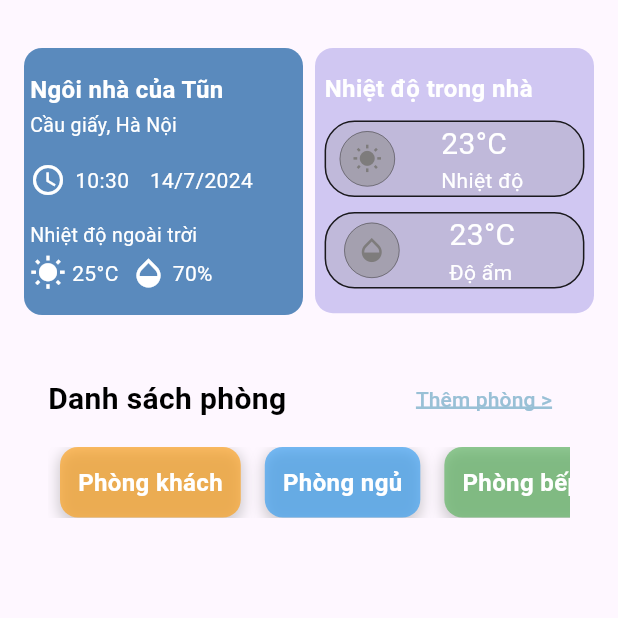
After one commit to Mr-QB/IoTChallend, a Flutter app: the HomePage screen opened directly, on a phone screen of 412 x 824 dp, the top half of it. The commit adds this screen. Run offline on Flutter 3.47's test engine with Material 3 defaults, Android fonts, the phone set to English and light mode, and no system bars.

Commit message:
update app  15/7

```diff
--- a/MobileApp/rcapp/analysis_options.yaml
+++ b/MobileApp/rcapp/analysis_options.yaml
@@ -7,7 +7,11 @@
 
 # The following line activates a set of recommended lints for Flutter apps,
 # packages, and plugins designed to encourage good coding practices.
-include: package:flutter_lints/flutter.yaml
+analyzer:
+  errors:
+    prefer_const_constructors: ignore
+inclu    prefer_const_literals_to_create_immutables: ignore
+de: package:flutter_lints/flutter.yaml
 
 linter:
   # The lint rules applied to this project can be customized in the
--- /dev/null
+++ b/MobileApp/rcapp/lib/pages/homePage.dart
@@ -0,0 +1,476 @@
+// ignore_for_file: prefer_const_constructors, prefer_const_literals_to_create_immutables
+
+import 'package:flutter/material.dart';
+import 'dart:async';
+import 'dart:core';
+
+class HomePage extends StatelessWidget {
+  @override
+  Widget build(BuildContext context) {
+    DateTime currentTime = DateTime.now();
+    return Scaffold(
+      // appBar: AppBar(
+      //   title: Text('Smart Home'),
+      //   backgroundColor: Colors.blue[900],
+      // ),
+      body: SafeArea(
+        child: SingleChildScrollView(
+          padding: EdgeInsets.all(16.0),
+          child: Column(
+            crossAxisAlignment: CrossAxisAlignment.start,
+            children: <Widget>[
+              SizedBox(height: 16.0),
+              Row(
+                crossAxisAlignment: CrossAxisAlignment.start,
+                children: <Widget>[
+                  // Phần 1 + 2
+                  Expanded(
+                    flex: 1, // Đặt flex của phần 1 là 1
+                    child: Container(
+                      padding: EdgeInsets.symmetric(vertical: 16.0),
+                      decoration: BoxDecoration(
+                        color: Color.fromARGB(224, 67, 123, 180),
+                        borderRadius: BorderRadius.circular(12.0),
+                      ),
+                      child: Column(
+                        crossAxisAlignment: CrossAxisAlignment.start,
+                        children: <Widget>[
+                          Padding(
+                            padding: EdgeInsets.symmetric(horizontal: 4.0),
+                            child: Text(
+                              'Ngôi nhà của Tũn',
+                              style: TextStyle(
+                                fontSize: 16.0,
+                                fontWeight: FontWeight.bold,
+                                color: Colors.white,
+                              ),
+                            ),
+                          ),
+                          SizedBox(height: 3.0),
+                          Padding(
+                            padding: EdgeInsets.symmetric(horizontal: 4.0),
+                            child: Text(
+                              'Cầu giấy, Hà Nội',
+                              style: TextStyle(
+                                fontSize: 13.0,
+                                color: Colors.white,
+                              ),
+                            ),
+                          ),
+                          SizedBox(height: 15.0),
+                          Padding(
+                            padding: EdgeInsets.symmetric(horizontal: 4.0),
+                            child: Row(
+                              children: <Widget>[
+                                Icon(Icons.access_time, color: Colors.white),
+                                SizedBox(width: 6.0),
+                                Text(
+                                  '${currentTime.hour}:${currentTime.minute}',
+                                  style: TextStyle(color: Colors.white),
+                                ), // Thời gian thực sự sẽ được cập nhật
+                                SizedBox(width: 10.0),
+                                Text(
+                                  ' ${currentTime.day}/${currentTime.month}/${currentTime.year}',
+                                  style: TextStyle(color: Colors.white),
+                                ),
+                              ],
+                            ),
+                          ),
+                          SizedBox(height: 15.0),
+                          Padding(
+                            padding: EdgeInsets.symmetric(horizontal: 4.0),
+                            child: Text(
+                              'Nhiệt độ ngoài trời',
+                              style: TextStyle(
+                                fontSize: 13.0,
+                                color: Colors.white,
+                              ),
+                            ),
+                          ),
+                          SizedBox(height: 4.0),
+                          Padding(
+                            padding: EdgeInsets.symmetric(horizontal: 4.0),
+                            child: Row(
+                              children: <Widget>[
+                                Icon(Icons.wb_sunny, color: Colors.white),
+                                SizedBox(width: 4.0),
+                                Text(
+                                  '25°C',
+                                  style: TextStyle(color: Colors.white),
+                                ), // Nhiệt độ thực sự sẽ được cập nhật
+                                SizedBox(width: 8.0),
+                                Icon(Icons.opacity, color: Colors.white),
+                                SizedBox(width: 4.0),
+                                Text(
+                                  '70%',
+                                  style: TextStyle(color: Colors.white),
+                                ), // Độ ẩm thực sự sẽ được cập nhật
+                              ],
+                            ),
+                          ),
+                        ],
+                      ),
+                    ),
+                  ),
+                  SizedBox(width: 8.0), // Khoảng cách giữa phần 1 và phần 2
+                  Expanded(
+                    flex: 1, // Đặt flex của phần 2 là 1
+                    child: Container(
+                      padding: EdgeInsets.all(6.4),
+                      decoration: BoxDecoration(
+                        color: Color.fromARGB(103, 141, 127, 224),
+                        borderRadius: BorderRadius.circular(12.0),
+                      ),
+                      child: Column(
+                        crossAxisAlignment: CrossAxisAlignment.start,
+                        children: <Widget>[
+                          SizedBox(height: 9.0),
+                          Text(
+                            'Nhiệt độ trong nhà',
+                            style: TextStyle(
+                              fontSize: 16.0,
+                              fontWeight: FontWeight.bold,
+                              color: Colors.white,
+                            ),
+                          ),
+                          SizedBox(height: 10.0),
+                          Container(
+                            padding: EdgeInsets.symmetric(
+                                vertical: 0.0, horizontal: 9.0),
+                            decoration: BoxDecoration(
+                              shape: BoxShape.rectangle,
+                              borderRadius: BorderRadius.circular(20.0),
+                              border: Border.all(
+                                color: Colors.black87,
+                                width: 1.0,
+                              ),
+                              color: Color.fromARGB(60, 141, 139, 139),
+                            ),
+                            child: Row(
+                              children: [
+                                Container(
+                                  padding: EdgeInsets.all(
+                                      8.0), // Để tạo khoảng cách từ biên của vòng tròn đến biên của Icon
+                                  decoration: BoxDecoration(
+                                      shape: BoxShape.circle,
+                                      border: Border.all(
+                                        color: const Color.fromARGB(113, 0, 0,
+                                            0), // Màu của đường viền vòng tròn
+                                        width:
+                                            0.5, // Độ dày của đường viền vòng tròn
+                                      ),
+                                      color:
+                                          Color.fromARGB(139, 141, 139, 139)),
+                                  child: Icon(
+                                    Icons.wb_sunny,
+                                    color: Color.fromARGB(255, 126, 124, 124),
+                                    size: 20.0,
+                                  ),
+                                ),
+                                Spacer(),
+                                Column(
+                                  crossAxisAlignment: CrossAxisAlignment.start,
+                                  children: [
+                                    Text(
+                                      '23°C',
+                                      style: TextStyle(
+                                          color: Colors.white, fontSize: 20),
+                                    ),
+                                    Text(
+                                      'Nhiệt độ',
+                                      style: TextStyle(
+                                        color: Colors.white,
+                                      ),
+                                    )
+                                  ],
+                                ),
+                                Spacer(),
+                                SizedBox(),
+                              ],
+                            ),
+                          ),
+                          SizedBox(height: 10.0),
+                          Container(
+                            padding: EdgeInsets.symmetric(
+                                vertical: 0.0, horizontal: 12.0),
+                            decoration: BoxDecoration(
+                                shape: BoxShape.rectangle,
+                                borderRadius: BorderRadius.circular(20.0),
+                                border: Border.all(
+                                  color: Colors.black87,
+                                  width: 1.0,
+                                ),
+                                color: Color.fromARGB(60, 141, 139, 139)),
+                            child: Row(
+                              // crossAxisAlignment: CrossAxisAlignment.start,
+                              children: [
+                                Container(
+                                  padding: EdgeInsets.all(
+                                      8.0), // Để tạo khoảng cách từ biên của vòng tròn đến biên của Icon
+                                  decoration: BoxDecoration(
+                                      shape: BoxShape.circle,
+                                      border: Border.all(
+                                        color: const Color.fromARGB(113, 0, 0,
+                                            0), // Màu của đường viền vòng tròn
+                                        width:
+                                            0.5, // Độ dày của đường viền vòng tròn
+                                      ),
+                                      color:
+                                          Color.fromARGB(139, 141, 139, 139)),
+                                  child: Icon(
+                                    Icons.opacity,
+                                    color: Color.fromARGB(255, 126, 124, 124),
+                                    size: 20.0,
+                                  ),
+                                ),
+
+                                Spacer(),
+                                Column(
+                                  crossAxisAlignment: CrossAxisAlignment.start,
+                                  children: [
+                                    Text(
+                                      '23°C',
+                                      style: TextStyle(
+                                          color: Colors.white, fontSize: 20),
+                                    ),
+                                    Text(
+                                      'Độ ẩm',
+                                      style: TextStyle(color: Colors.white),
+                                    ),
+                                  ],
+                                ),
+
+                                Spacer(),
+                                SizedBox(),
+                                // Text(
+                              ],
+                            ),
+                          ),
+                          SizedBox(height: 10.0),
+                        ],
+                      ),
+                    ),
+                  ),
+                ],
+              ),
+              SizedBox(height: 16.0),
+              // Phần 3: Danh sách các thiết bị có thể điều khiển
+              // Container(
+              //   padding: EdgeInsets.all(16.0),
+              //   decoration: BoxDecoration(
+              //     // color: Colors.grey[200],
+              //     borderRadius: BorderRadius.circular(12.0),
+              //   ),
+              //   child: Column(
+              //     crossAxisAlignment: CrossAxisAlignment.start,
+              //     children: <Widget>[
+              //       Row(
+              //         mainAxisAlignment: MainAxisAlignment.spaceBetween,
+              //         children: <Widget>[
+              //           Text(
+              //             'Các thiết bị ',
+              //             style: TextStyle(
+              //               fontSize: 20.0,
+              //               fontWeight: FontWeight.bold,
+              //               color: Colors.black,
+              //             ),
+              //           ),
+              //           TextButton(
+              //             onPressed: () {
+              //               Navigator.push(
+              //                 context,
+              //                 MaterialPageRoute(
+              //                   builder: (context) => DeviceListPage(),
+              //                 ),
+              //               );
+              //             },
+              //             child: Text(
+              //               'Thêm thiết bị',
+              //               style: TextStyle(color: Colors.black),
+              //             ),
+              //           ),
+              //         ],
+              //       ),
+              //       SizedBox(height: 8.0),
+              //       SingleChildScrollView(
+              //         scrollDirection: Axis.horizontal,
+              //         child: Row(
+              //           children: <Widget>[
+              //             DeviceControlIcon(
+              //                 icon: Icons.lightbulb_outline,
+              //                 color: Colors.yellow),
+              //             DeviceControlIcon(
+              //                 icon: Icons.lock, color: Colors.blue),
+              //             DeviceControlIcon(
+              //                 icon: Icons.thermostat, color: Colors.red),
+              //             DeviceControlIcon(
+              //                 icon: Icons.tv, color: Colors.green),
+              //             DeviceControlIcon(
+              //                 icon: Icons.speaker, color: Colors.orange),
+              //           ],
+              //         ),
+              //       ),
+              //     ],
+              //   ),
+              // ),
+              // SizedBox(height: 16.0),
+
+              // Phần 4: Danh sách các phòng trong ngôi nhà
+              Container(
+                padding: EdgeInsets.all(16.0),
+                decoration: BoxDecoration(
+                  // color: Colors.grey[200],
+                  borderRadius: BorderRadius.circular(12.0),
+                ),
+                child: Column(
+                  crossAxisAlignment: CrossAxisAlignment.start,
+                  children: <Widget>[
+                    Row(
+                      mainAxisAlignment: MainAxisAlignment.spaceBetween,
+                      children: <Widget>[
+                        Text(
+                          'Danh sách phòng',
+                          style: TextStyle(
+                            fontSize: 20.0,
+                            fontWeight: FontWeight.bold,
+                            color: Colors.black,
+                          ),
+                        ),
+                        TextButton(
+                          onPressed: () {
+                            Navigator.push(
+                              context,
+                              MaterialPageRoute(
+                                builder: (context) => RoomListPage(),
+                              ),
+                            );
+                          },
+                          child: Text(
+                            'Thêm phòng >',
+                            style: TextStyle(
+                              color: Color.fromARGB(255, 153, 192, 214),
+                              decoration: TextDecoration.underline,
+                              decorationColor:
+                                  Color.fromARGB(255, 153, 192, 214),
+                              decorationThickness: 2.5,
+                            ),
+                          ),
+                        ),
+                      ],
+                    ),
+                    SizedBox(height: 8.0),
+                    SingleChildScrollView(
+                      scrollDirection: Axis.horizontal,
+                      child: Row(
+                        children: <Widget>[
+                          RoomCard(name: 'Phòng khách', color: Colors.orange),
+                          RoomCard(name: 'Phòng ngủ', color: Colors.blue),
+                          RoomCard(name: 'Phòng bếp', color: Colors.green),
+                        ],
+                      ),
+                    ),
+                  ],
+                ),
+              ),
+            ],
+          ),
+        ),
+      ),
+    );
+  }
+}
+
+class DeviceControlIcon extends StatelessWidget {
+  final IconData icon;
+  final Color color;
+
+  const DeviceControlIcon({Key? key, required this.icon, required this.color})
+      : super(key: key);
+
+  @override
+  Widget build(BuildContext context) {
+    return Container(
+      margin: EdgeInsets.symmetric(horizontal: 8.0),
+      padding: EdgeInsets.all(12.0),
+      decoration: BoxDecoration(
+        color: Colors.white,
+        borderRadius: BorderRadius.circular(12.0),
+        boxShadow: [
+          BoxShadow(
+            color: Colors.grey.withOpacity(0.5),
+            spreadRadius: 1,
+            blurRadius: 7,
+            offset: Offset(0, 3),
+          ),
+        ],
+      ),
+      child: Icon(icon, size: 36.0, color: color),
+    );
+  }
+}
+
+class RoomCard extends StatelessWidget {
+  final String name;
+  final Color color;
+
+  const RoomCard({Key? key, required this.name, required this.color})
+      : super(key: key);
+
+  @override
+  Widget build(BuildContext context) {
+    return Container(
+      margin: EdgeInsets.symmetric(horizontal: 8.0),
+      padding: EdgeInsets.all(12.0),
+      decoration: BoxDecoration(
+        color: color.withOpacity(0.6),
+        borderRadius: BorderRadius.circular(12.0),
+        boxShadow: [
+          BoxShadow(
+            color: Colors.grey.withOpacity(0.5),
+            spreadRadius: 1,
+            blurRadius: 7,
+            offset: Offset(0, 3),
+          ),
+        ],
+      ),
+      child: Text(
+        name,
+        style: TextStyle(
+          fontSize: 16.0,
+          fontWeight: FontWeight.bold,
+          color: Colors.white,
+        ),
+      ),
+    );
+  }
+}
+
+class DeviceListPage extends StatelessWidget {
+  @override
+  Widget build(BuildContext context) {
+    return Scaffold(
+      appBar: AppBar(
+        title: Text('Danh sách thiết bị điều khiển'),
+        backgroundColor: Colors.blue[900],
+      ),
+      body: Center(
+        child: Text('Đây là trang danh sách thiết bị điều khiển.'),
+      ),
+    );
+  }
+}
+
+class RoomListPage extends StatelessWidget {
+  @override
+  Widget build(BuildContext context) {
+    return Scaffold(
+      appBar: AppBar(
+        title: Text('Danh sách các phòng trong ngôi nhà'),
+        backgroundColor: Colors.blue[900],
+      ),
+      body: Center(
+        child: Text('Đây là trang danh sách các phòng trong ngôi nhà.'),
+      ),
+    );
+  }
+}
--- a/MobileApp/rcapp/lib/pages/loginPage.dart
+++ b/MobileApp/rcapp/lib/pages/loginPage.dart
@@ -4,6 +4,7 @@ import 'singUpPage.dart';
 import 'package:rcapp/config.dart';
 import 'package:http/http.dart' as http;
 import 'dart:convert';
+import 'homePage.dart';
 
 final TextEditingController _username = TextEditingController();
 final TextEditingController _password = TextEditingController();
@@ -27,7 +28,10 @@ class LoginPage extends StatelessWidget {
     );
 
     if (response.statusCode == 200) {
-      // message = '';
+      Navigator.pushReplacement(
+        context,
+        MaterialPageRoute(builder: (context) => HomePage()),
+      );
     } else if (response.statusCode == 401) {
       ScaffoldMessenger.of(context).showSnackBar(
         SnackBar(
--- a/MobileApp/rcapp/pubspec.yaml
+++ b/MobileApp/rcapp/pubspec.yaml
@@ -40,6 +40,7 @@ dev_dependencies:
   flutter_test:
     sdk: flutter
   http: ^0.13.3
+  intl: ^0.17.0
 
   # The "flutter_lints" package below contains a set of recommended lints to
   # encourage good coding practices. The lint set provided by the package is
```
Also changed, not shown: MobileApp/rcapp/lib/images/clear_sky.png (added), MobileApp/rcapp/lib/images/livingroom.jpg (added), MobileApp/rcapp/lib/images/user_avatar.png (added), MobileApp/rcapp/pubspec.lock, 2 other files.
